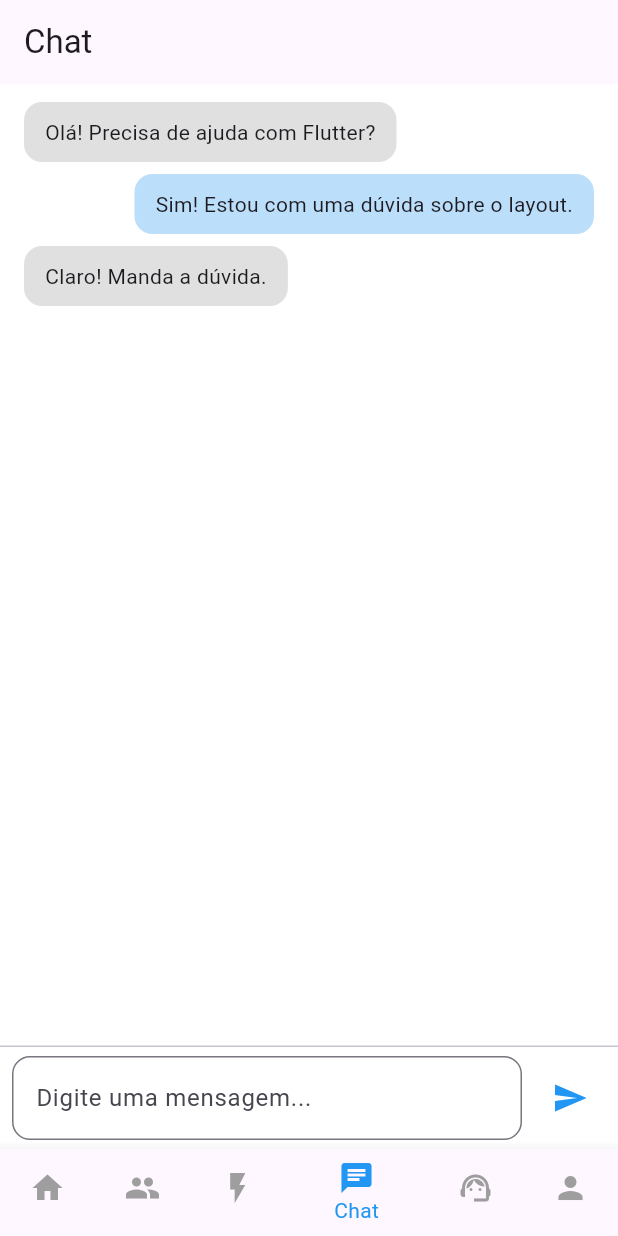
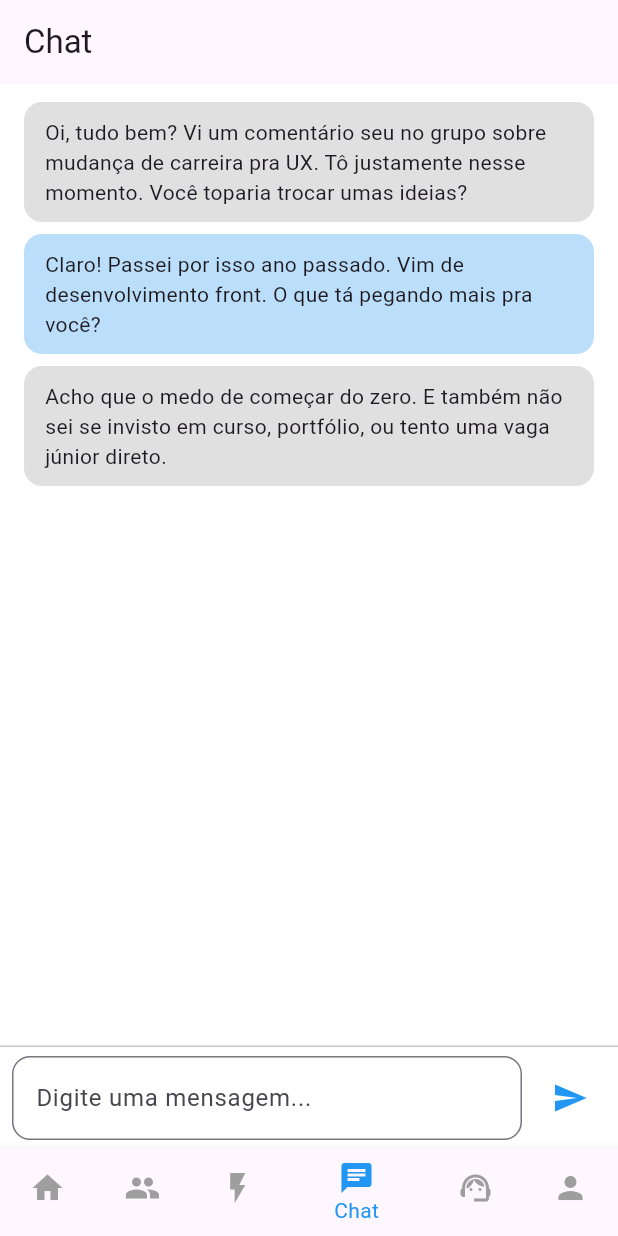
Before and after one commit to ProAnonimos/Plataforma-Profissional-Anonima-Flutter, a Flutter app: the FeedPage screen opened directly, item 4 of the bottom bar chosen, on a phone screen of 412 x 824 dp. Run offline on Flutter 3.47's test engine with Material 3 defaults, Android fonts, the phone set to English and light mode, and no system bars.

Commit message:
refactor - textos chat

```diff
--- a/lib/pages/chat_page.dart
+++ b/lib/pages/chat_page.dart
@@ -9,9 +9,9 @@ class _ChatPageState extends State<ChatPage> {
   final TextEditingController _controller = TextEditingController();
 
   final List<Map<String, dynamic>> _messages = [
-    {'text': 'Olá! Precisa de ajuda com Flutter?', 'isUser': false},
-    {'text': 'Sim! Estou com uma dúvida sobre o layout.', 'isUser': true},
-    {'text': 'Claro! Manda a dúvida.', 'isUser': false},
+    {'text': 'Oi, tudo bem? Vi um comentário seu no grupo sobre mudança de carreira pra UX. Tô justamente nesse momento. Você toparia trocar umas ideias?', 'isUser': false},
+    {'text': 'Claro! Passei por isso ano passado. Vim de desenvolvimento front. O que tá pegando mais pra você?', 'isUser': true},
+    {'text': 'Acho que o medo de começar do zero. E também não sei se invisto em curso, portfólio, ou tento uma vaga júnior direto.', 'isUser': false},
   ];
 
   void _sendMessage() {
```
